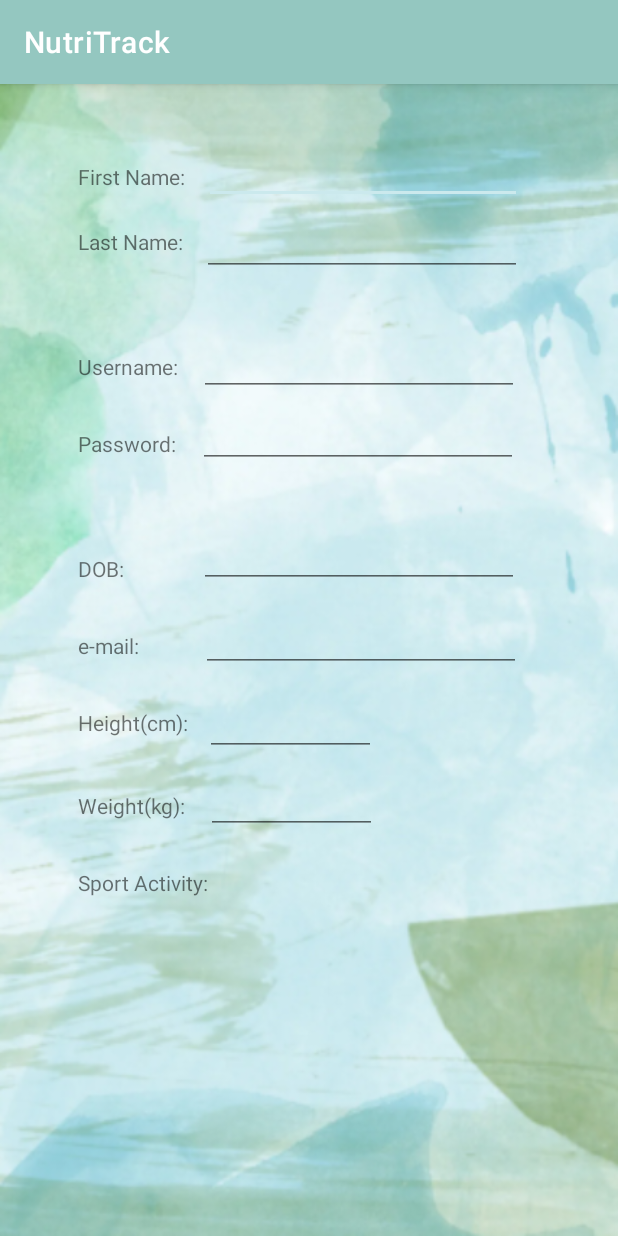
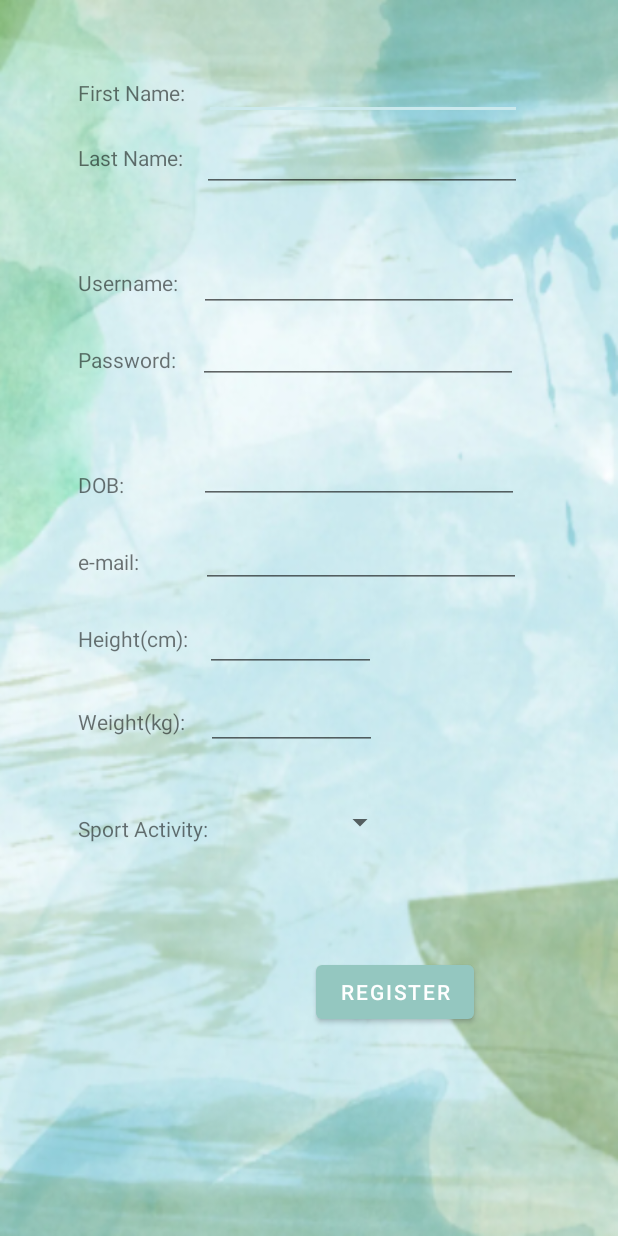
Before and after one commit to bengisugelin/NutriTrack, an Android app: the NewUserRegisterActivity screen opened directly, with no data from a screen before it, on a phone screen of 412 x 824 dp. Run offline under Robolectric (Android 15) with nearby library versions, the phone set to English and light mode, and no system bars.

```diff
--- a/app/src/main/java/com/example/nutritrack/activities/NewUserRegisterActivity.java
+++ b/app/src/main/java/com/example/nutritrack/activities/NewUserRegisterActivity.java
@@ -3,14 +3,49 @@ package com.example.nutritrack.activities;
 import androidx.appcompat.app.AppCompatActivity;
 
 import android.os.Bundle;
+import android.view.View;
+import android.view.Window;
+import android.widget.Button;
+import android.widget.EditText;
+import android.widget.Spinner;
+import android.widget.Toast;
 
 import com.example.nutritrack.R;
 
 public class NewUserRegisterActivity extends AppCompatActivity {
 
+    Button register;
+    EditText fname, lname, username, password, dob, email, height, weight;
+    Spinner activitylevel;
     @Override
     protected void onCreate(Bundle savedInstanceState) {
+        requestWindowFeature(Window.FEATURE_NO_TITLE);
+        getSupportActionBar().hide();
         super.onCreate(savedInstanceState);
         setContentView(R.layout.activity_new_user_register);
+
+
+        register = findViewById(R.id.btnRegister);
+        fname = findViewById(R.id.edittext_nameinput);
+        lname= findViewById(R.id.edittext_surnameinput);
+        username = findViewById(R.id.edittext_username);
+        password = findViewById(R.id.edittext_passwordinput);
+        dob = findViewById(R.id.edittext_dobinput);
+        email = findViewById(R.id.editTextTextEmailAddress);
+        height = findViewById(R.id.edittext_height);
+        weight= findViewById(R.id.edittext_weight);
+        activitylevel=findViewById(R.id.spinner_activitylevel);
+
+
+        //register button
+        register.setOnClickListener(new View.OnClickListener() {
+            @Override
+            public void onClick(View view) {
+
+                Toast.makeText(NewUserRegisterActivity.this, "add new user", Toast.LENGTH_SHORT).show();
+            }
+        });
+
+
     }
 }
--- a/app/src/main/res/layout/activity_new_user_register.xml
+++ b/app/src/main/res/layout/activity_new_user_register.xml
@@ -168,7 +168,7 @@
         app:layout_constraintTop_toBottomOf="@+id/textView8" />
 
     <EditText
-        android:id="@+id/editTextNumberDecimal"
+        android:id="@+id/edittext_height"
         android:layout_width="114dp"
         android:layout_height="48dp"
         android:layout_marginTop="8dp"
@@ -192,7 +192,7 @@
         app:layout_constraintTop_toBottomOf="@+id/textView9" />
 
     <EditText
-        android:id="@+id/editTextNumberDecimal2"
+        android:id="@+id/edittext_weight"
         android:layout_width="114dp"
         android:layout_height="48dp"
         android:layout_marginTop="4dp"
@@ -202,7 +202,7 @@
         app:layout_constraintEnd_toEndOf="parent"
         app:layout_constraintHorizontal_bias="0.119"
         app:layout_constraintStart_toEndOf="@+id/textView10"
-        app:layout_constraintTop_toBottomOf="@+id/editTextNumberDecimal"
+        app:layout_constraintTop_toBottomOf="@+id/edittext_height"
         tools:ignore="MissingConstraints,SpeakableTextPresentCheck" />
 
     <TextView
@@ -210,9 +210,32 @@
         android:layout_width="wrap_content"
         android:layout_height="wrap_content"
         android:layout_marginStart="52dp"
-        android:layout_marginTop="32dp"
+        android:layout_marginTop="52dp"
         android:text="Sport Activity:"
         app:layout_constraintStart_toStartOf="parent"
         app:layout_constraintTop_toBottomOf="@+id/textView10" />
 
+    <Spinner
+        android:id="@+id/spinner_activitylevel"
+        android:layout_width="117dp"
+        android:layout_height="48dp"
+        android:layout_marginStart="8dp"
+        android:layout_marginTop="24dp"
+        app:layout_constraintStart_toEndOf="@+id/textView11"
+        app:layout_constraintTop_toBottomOf="@+id/edittext_weight"
+        tools:ignore="SpeakableTextPresentCheck" />
+
+    <Button
+        android:id="@+id/btnRegister"
+        android:layout_width="wrap_content"
+        android:layout_height="wrap_content"
+        android:layout_marginEnd="96dp"
+        android:text="REGISTER"
+        app:layout_constraintBottom_toBottomOf="parent"
+        app:layout_constraintEnd_toEndOf="parent"
+        app:layout_constraintHorizontal_bias="1.0"
+        app:layout_constraintStart_toStartOf="parent"
+        app:layout_constraintTop_toBottomOf="@+id/spinner_activitylevel"
+        app:layout_constraintVertical_bias="0.321" />
+
 </androidx.constraintlayout.widget.ConstraintLayout>
```
Also changed, not shown: app/src/main/java/com/example/nutritrack/models/UserModel.java (added, +134 -0 lines).
